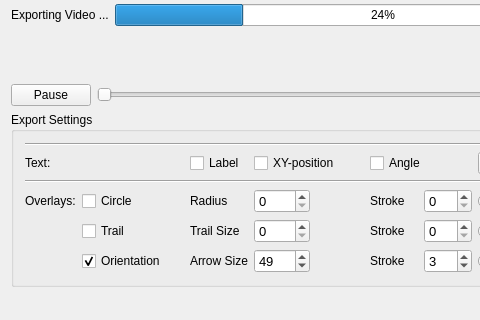
Old version of the form GenVid/genvid.ui in the repository biotracking/biotrack; both pictures show x 0 to 480 and y 476 to 796 of the 662 by 796 pixel window.
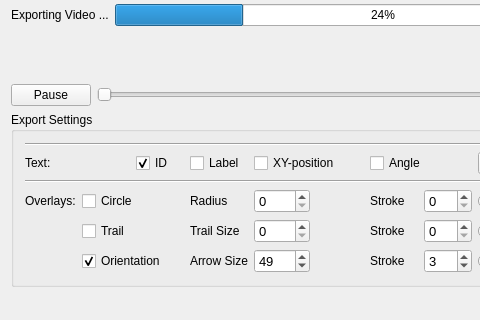
New version of the form. Icons and pictures are not drawn.

Commit message: --Fixed up Displaying Unique ID's vs Labels. --- Works with problem that Karmi was reporting that Trackfixer makes broken BTF for Genvid

```diff
--- a/GenVid/genvid.ui
+++ b/GenVid/genvid.ui
@@ -364,6 +364,16 @@
          </property>
         </widget>
        </item>
+       <item row="1" column="2">
+        <widget class="QCheckBox" name="checkUniqueID">
+         <property name="text">
+          <string>ID</string>
+         </property>
+         <property name="checked">
+          <bool>true</bool>
+         </property>
+        </widget>
+       </item>
       </layout>
      </widget>
     </item>
```
Left out of the diff: 8 changed lines with no effect on the pictures. The commit also changes 5 other files.
